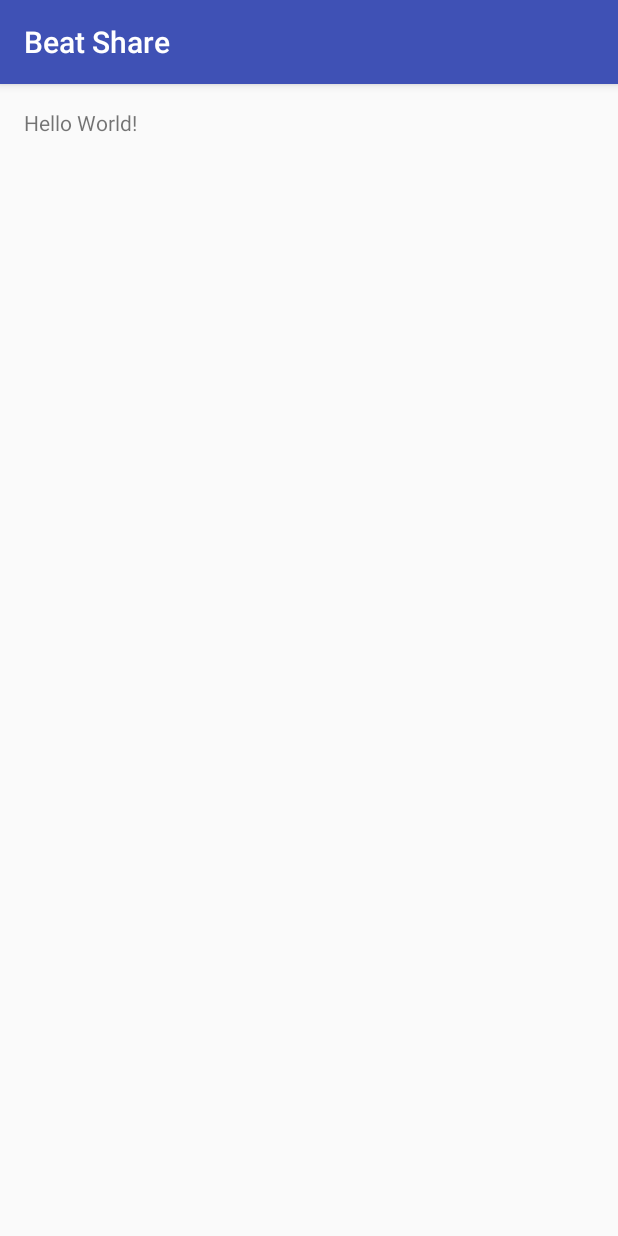
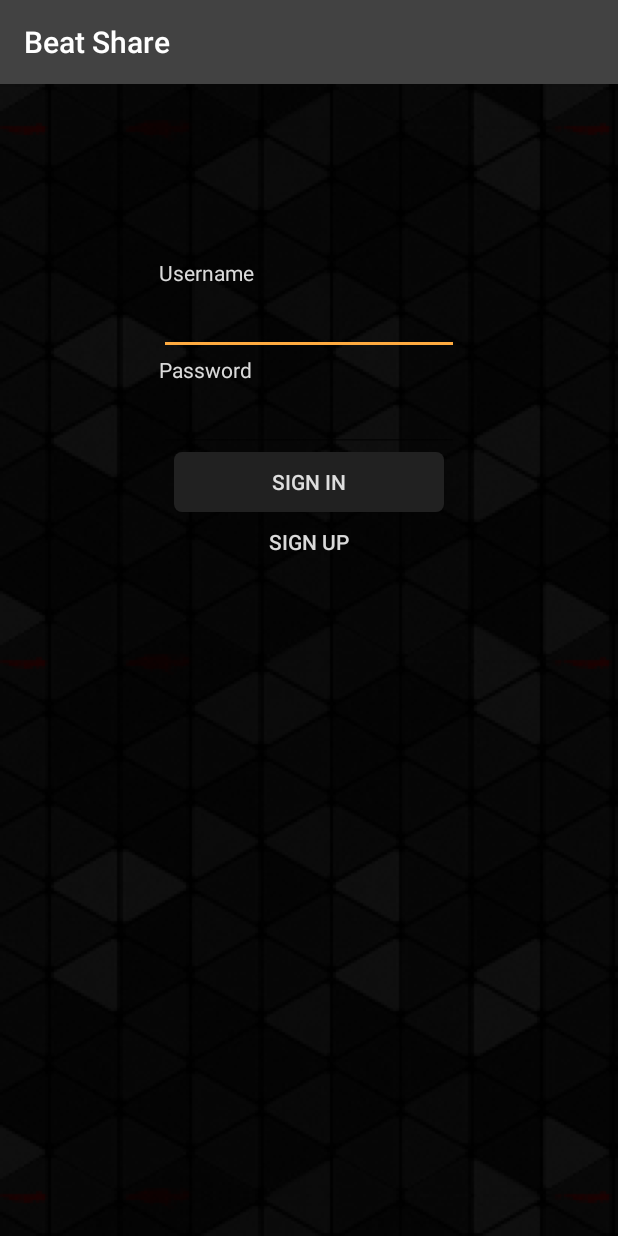
Before and after one commit to Oyzuu/Beat_Share, an Android app: the screen it shows after launch (MainActivity), on a phone screen of 412 x 824 dp. Run offline under Robolectric (Android 15) with nearby library versions, the phone set to English and light mode, and no system bars.

Commit message:
Samedi 15h40

```diff
--- a/app/src/main/java/be/omnuzel/beatshare/MainActivity.java
+++ b/app/src/main/java/be/omnuzel/beatshare/MainActivity.java
@@ -2,12 +2,36 @@ package be.omnuzel.beatshare;
 
 import android.support.v7.app.AppCompatActivity;
 import android.os.Bundle;
+import android.view.View;
+import android.view.animation.Animation;
+import android.view.animation.AnimationUtils;
+import android.widget.Button;
 
-public class MainActivity extends AppCompatActivity {
+import fragments.LogInFragment;
+
+public class MainActivity
+        extends
+            AppCompatActivity
+        implements
+            LogInFragment.ILoginFragment {
 
     @Override
     protected void onCreate(Bundle savedInstanceState) {
         super.onCreate(savedInstanceState);
         setContentView(R.layout.activity_main);
+
+        getFragmentManager()
+                .beginTransaction()
+                .replace(R.id.main_view, LogInFragment.getInstance())
+                .commit();
+    }
+
+    @Override
+    public void logIn(View view) {
+    }
+
+    @Override
+    public void toSignUp(View view) {
+
     }
 }
--- /dev/null
+++ b/app/src/main/java/fragments/LogInFragment.java
@@ -0,0 +1,44 @@
+package fragments;
+
+import android.app.Fragment;
+import android.content.Context;
+import android.os.Bundle;
+import android.support.annotation.Nullable;
+import android.view.LayoutInflater;
+import android.view.View;
+import android.view.ViewGroup;
+
+import be.omnuzel.beatshare.R;
+
+/**
+ * Created by Gilbert on 02-07-16.
+ */
+public class LogInFragment extends Fragment {
+
+    public interface ILoginFragment {
+        void logIn(View view);
+        void toSignUp(View view);
+    }
+
+    public static LogInFragment instance;
+
+    public static LogInFragment getInstance() {
+        if (instance == null)
+            instance = new LogInFragment();
+        return instance;
+    }
+
+    private ILoginFragment callback;
+
+    @Override
+    public void onAttach(Context context) {
+        super.onAttach(context);
+        callback = (ILoginFragment) context;
+    }
+
+    @Nullable
+    @Override
+    public View onCreateView(LayoutInflater inflater, ViewGroup container, Bundle savedInstanceState) {
+        return inflater.inflate(R.layout.frag_login, container, false);
+    }
+}
--- /dev/null
+++ b/app/src/main/res/drawable/appbg.xml
@@ -0,0 +1,7 @@
+<?xml version="1.0" encoding="utf-8"?>
+<bitmap
+    xmlns:android="http://schemas.android.com/apk/res/android"
+    android:src="@drawable/gplaypattern"
+    android:tileMode="repeat">
+
+</bitmap>
--- /dev/null
+++ b/app/src/main/res/drawable/plain_button.xml
@@ -0,0 +1,12 @@
+<?xml version="1.0" encoding="utf-8"?>
+<shape
+    xmlns:android="http://schemas.android.com/apk/res/android"
+    android:shape="rectangle">
+
+    <corners
+        android:radius="5dp"/>
+
+    <solid
+        android:color="@color/colorPrimaryDark"/>
+
+</shape>
--- /dev/null
+++ b/app/src/main/res/drawable/plain_button_selected.xml
@@ -0,0 +1,11 @@
+<?xml version="1.0" encoding="utf-8"?>
+<shape
+    xmlns:android="http://schemas.android.com/apk/res/android"
+    android:shape="rectangle">
+
+    <corners
+        android:radius="5dp"/>
+
+    <solid
+        android:color="@color/colorPrimary"/>
+</shape>
--- /dev/null
+++ b/app/src/main/res/drawable/plain_button_selector.xml
@@ -0,0 +1,22 @@
+<?xml version="1.0" encoding="utf-8"?>
+<selector
+    xmlns:android="http://schemas.android.com/apk/res/android"
+    android:enterFadeDuration="@android:integer/config_mediumAnimTime"
+    android:exitFadeDuration="@android:integer/config_mediumAnimTime">
+    <item
+        android:state_pressed="true"
+        android:state_enabled="true"
+        android:drawable="@drawable/plain_button_selected"/>
+    <item
+        android:state_focused="true"
+        android:state_pressed="true"
+        android:drawable="@drawable/plain_button_selected"/>
+
+    <item
+        android:state_enabled="false"
+        android:drawable="@drawable/plain_button_selected" />
+
+    <item
+        android:state_enabled="true"
+        android:drawable="@drawable/plain_button"/>
+</selector>
--- a/app/src/main/res/layout/activity_main.xml
+++ b/app/src/main/res/layout/activity_main.xml
@@ -1,16 +1,14 @@
 <?xml version="1.0" encoding="utf-8"?>
-<RelativeLayout xmlns:android="http://schemas.android.com/apk/res/android"
+<LinearLayout xmlns:android="http://schemas.android.com/apk/res/android"
     xmlns:tools="http://schemas.android.com/tools"
     android:layout_width="match_parent"
     android:layout_height="match_parent"
+    android:id="@+id/main_view"
     android:paddingBottom="@dimen/activity_vertical_margin"
     android:paddingLeft="@dimen/activity_horizontal_margin"
     android:paddingRight="@dimen/activity_horizontal_margin"
     android:paddingTop="@dimen/activity_vertical_margin"
-    tools:context="be.omnuzel.beatshare.MainActivity">
+    tools:context="be.omnuzel.beatshare.MainActivity"
+    android:background="@drawable/appbg">
 
-    <TextView
-        android:layout_width="wrap_content"
-        android:layout_height="wrap_content"
-        android:text="Hello World!" />
-</RelativeLayout>
+</LinearLayout>
--- /dev/null
+++ b/app/src/main/res/layout/frag_login.xml
@@ -0,0 +1,54 @@
+<?xml version="1.0" encoding="utf-8"?>
+<LinearLayout xmlns:android="http://schemas.android.com/apk/res/android"
+    android:orientation="vertical" android:layout_width="match_parent"
+    android:layout_height="match_parent">
+    <LinearLayout
+        android:layout_width="200dp"
+        android:layout_height="wrap_content"
+        android:orientation="vertical"
+        android:layout_gravity="center"
+        android:paddingTop="100dp">
+
+        <TextView
+            android:layout_width="wrap_content"
+            android:layout_height="wrap_content"
+            android:text="@string/username"/>
+        <EditText
+            android:layout_width="match_parent"
+            android:layout_height="wrap_content"
+            android:id="@+id/login_username"
+            android:textColor="@color/colorAccent"
+            android:maxLines="1"
+            android:inputType="textPersonName"/>
+
+        <TextView
+            android:layout_width="wrap_content"
+            android:layout_height="wrap_content"
+            android:text="@string/password"/>
+
+        <EditText
+            android:layout_width="match_parent"
+            android:layout_height="wrap_content"
+            android:id="@+id/login_password"
+            android:textColor="@color/colorAccent"
+            android:maxLines="1"
+            android:inputType="textPassword"/>
+
+        <Button
+            android:layout_width="180dp"
+            android:layout_height="40dp"
+            android:layout_gravity="center"
+            android:text="@string/signin"
+            android:background="@drawable/plain_button_selector"
+            android:onClick="logIn"/>
+        <Button
+            android:layout_width="180dp"
+            android:layout_height="40dp"
+            android:layout_gravity="center"
+            android:text="@string/signup"
+            style="@style/Widget.AppCompat.Button.Borderless.Colored"
+            android:onClick="toSignUp"/>
+
+    </LinearLayout>
+
+</LinearLayout>
--- a/app/src/main/res/values/colors.xml
+++ b/app/src/main/res/values/colors.xml
@@ -1,6 +1,8 @@
 <?xml version="1.0" encoding="utf-8"?>
 <resources>
-    <color name="colorPrimary">#3F51B5</color>
-    <color name="colorPrimaryDark">#303F9F</color>
-    <color name="colorAccent">#FF4081</color>
+    <color name="colorPrimary"      >#424242  </color>
+    <color name="colorPrimaryDark"  >#212121  </color>
+    <color name="colorAccent"       >#ffab40  </color>
+    <color name="offwhite"          >#DAFFFFFF</color>
+    <color name="black"             >#000000  </color>
 </resources>
--- a/app/src/main/res/values/strings.xml
+++ b/app/src/main/res/values/strings.xml
@@ -1,3 +1,8 @@
 <resources>
-    <string name="app_name">Beat Share</string>
+    <string name="app_name"         >Beat Share</string>
+
+    <string name="signin"           >Sign in</string>
+    <string name="signup"           >Sign up</string>
+    <string name="username"         >Username</string>
+    <string name="password"         >Password</string>
 </resources>
--- a/app/src/main/res/values/styles.xml
+++ b/app/src/main/res/values/styles.xml
@@ -3,9 +3,10 @@
     <!-- Base application theme. -->
     <style name="AppTheme" parent="Theme.AppCompat.Light.DarkActionBar">
         <!-- Customize your theme here. -->
-        <item name="colorPrimary">@color/colorPrimary</item>
-        <item name="colorPrimaryDark">@color/colorPrimaryDark</item>
-        <item name="colorAccent">@color/colorAccent</item>
+        <item name="colorPrimary"           >@color/colorPrimary</item>
+        <item name="colorPrimaryDark"       >@color/colorPrimaryDark</item>
+        <item name="colorAccent"            >@color/colorAccent</item>
+        <item name="android:textColor"      >@color/offwhite</item>
     </style>
 
 </resources>
```
Also changed, not shown: app/src/main/res/drawable/background_tile_dark.png (added), app/src/main/res/drawable/gplaypattern.png (added).
